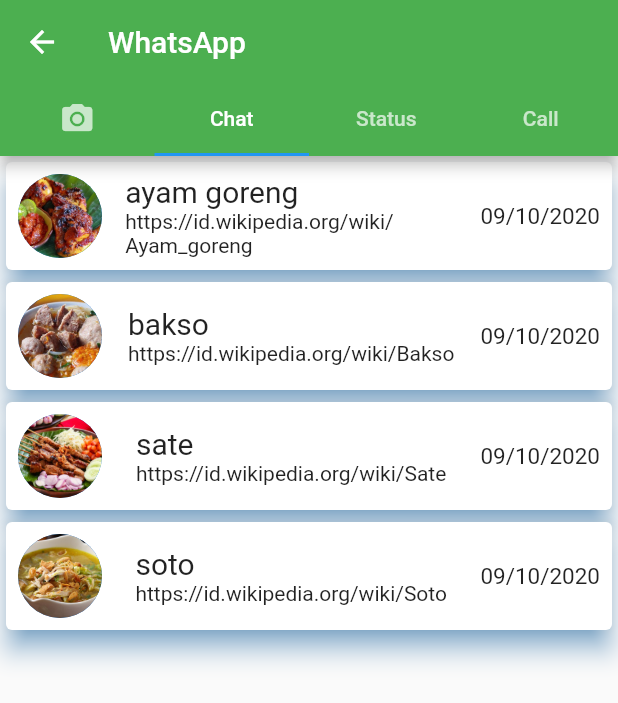
After one commit to isoneday/flutterbasic1, a Flutter app: the WaScreen screen opened directly, tab 2 chosen, on a phone screen of 412 x 824 dp. The commit adds this screen. Shown: the top 703 px of the screen. Run offline on Flutter 3.47's test engine with Material 2 defaults, Android fonts, the phone set to English and light mode, and no system bars; our stand-ins replace shared_preferences, splashscreen; missing offline and left inert: flutter_webview_plugin; accounts and stored records are empty.

Commit message:
add whatsapp

```diff
--- /dev/null
+++ b/lib/data/data_chat.dart
@@ -0,0 +1,20 @@
+import 'package:myfirstapp_flutter/model/model_chat.dart';
+
+class DataChat {
+  static var itemChat = [
+    ModelChat("ayam goreng", "https://id.wikipedia.org/wiki/Ayam_goreng",
+        "09/10/2020", "gambar/ayam.jpg"),
+    ModelChat("bakso", "https://id.wikipedia.org/wiki/Bakso", "09/10/2020",
+        "gambar/bakso.jpg"),
+    ModelChat("sate", "https://id.wikipedia.org/wiki/Sate", "09/10/2020",
+        "gambar/sate.jpg"),
+    ModelChat("soto", "https://id.wikipedia.org/wiki/Soto", "09/10/2020",
+        "gambar/soto.jpg"),
+  ];
+//untuk mengambil total data yang akan ditampilkan
+  static var itemCount = itemChat.length;
+//get item sesuai dengan index
+  static ModelChat getItemMakanan(int index) {
+    return itemChat[index];
+  }
+}
--- /dev/null
+++ b/lib/model/model_chat.dart
@@ -0,0 +1,5 @@
+class ModelChat {
+  String nama, isiPesan, tanggal, gambar;
+
+  ModelChat(this.nama, this.isiPesan, this.tanggal, this.gambar);
+}
--- a/lib/screens/utama_screen.dart
+++ b/lib/screens/utama_screen.dart
@@ -1,6 +1,7 @@
 import 'package:flutter/material.dart';
 import 'package:myfirstapp_flutter/screens/makanan_screen.dart';
 import 'package:myfirstapp_flutter/screens/minuman_screen.dart';
+import 'package:myfirstapp_flutter/screens/wa_screen.dart';
 
 class UtamaScreen extends StatelessWidget {
   @override
@@ -14,9 +15,9 @@
             Flexible(
               child: Row(
                 children: [
-                  tampilanMenu(Colors.green, "gambar/ojol.png", "list minuman",
+                  tampilanMenu(Colors.amber, "gambar/ojol.png", "list minuman",
                       context, MinumanScreen()),
-                  tampilanMenu(Colors.amber, "gambar/ojol.png", "list makanan",
+                  tampilanMenu(Colors.green, "gambar/ojol.png", "list makanan",
                       context, MakananScreen())
                 ],
               ),
@@ -24,9 +25,9 @@
             Flexible(
               child: Row(
                 children: [
-                  tampilanMenu(Colors.amber, "gambar/ojol.png", "list minuman",
-                      context, MinumanScreen()),
-                  tampilanMenu(Colors.green, "gambar/ojol.png", "list makanan",
+                  tampilanMenu(Colors.green, "gambar/ojol.png", "Whatsapp",
+                      context, WaScreen()),
+                  tampilanMenu(Colors.amber, "gambar/ojol.png", "list makanan",
                       context, MakananScreen())
                 ],
               ),
--- /dev/null
+++ b/lib/screens/wa_screen.dart
@@ -0,0 +1,52 @@
+import 'package:flutter/material.dart';
+import 'package:myfirstapp_flutter/ui/ui_chat.dart';
+
+class WaScreen extends StatefulWidget {
+  @override
+  _WaScreenState createState() => _WaScreenState();
+}
+
+class _WaScreenState extends State<WaScreen>
+    with SingleTickerProviderStateMixin {
+  TabController myController;
+  UIWA wa = UIWA();
+  @override
+  void initState() {
+    // TODO: implement initState
+    myController = TabController(length: 4, vsync: this);
+    super.initState();
+  }
+
+  @override
+  Widget build(BuildContext context) {
+    return Scaffold(
+      appBar: AppBar(
+        title: Text("WhatsApp"),
+        backgroundColor: Colors.green,
+        bottom: TabBar(
+            controller: myController,
+            indicatorColor: Colors.blue,
+            tabs: [
+              Tab(
+                icon: Icon(Icons.camera_alt),
+              ),
+              Tab(
+                text: "Chat",
+              ),
+              Tab(
+                text: "Status",
+              ),
+              Tab(
+                text: "Call",
+              ),
+            ]),
+      ),
+      body: TabBarView(controller: myController, children: [
+        Center(child: Icon(Icons.camera_alt)),
+        wa.buidListView(),
+        Center(child: Icon(Icons.camera_alt)),
+        Center(child: Icon(Icons.camera_alt)),
+      ]),
+    );
+  }
+}
--- /dev/null
+++ b/lib/ui/ui_chat.dart
@@ -0,0 +1,65 @@
+import 'package:flutter/material.dart';
+import 'package:myfirstapp_flutter/data/data_chat.dart';
+import 'package:myfirstapp_flutter/model/model_chat.dart';
+
+class UIWA {
+  ListView buidListView() {
+    return ListView.builder(
+        itemCount: DataChat.itemCount,
+        itemBuilder: (context, index) {
+          ModelChat makanan = DataChat.getItemMakanan(index);
+          return InkWell(
+            splashColor: Colors.red,
+            onTap: () {
+              // Navigator.push(
+              //     context,
+              //     MaterialPageRoute(
+              //         builder: (context) => DetailMakanan(
+              //               makanan: makanan,
+              //             )));
+            },
+            child: Card(
+              elevation: 7,
+              shadowColor: Colors.blue,
+              child: Padding(
+                padding: const EdgeInsets.all(8.0),
+                child: Row(
+                  mainAxisAlignment: MainAxisAlignment.spaceBetween,
+                  children: [
+                    Hero(
+                        tag: makanan.nama,
+                        child: CircleAvatar(
+                          backgroundImage: AssetImage(makanan.gambar),
+                          radius: 28,
+                        )),
+                    Flexible(
+                      flex: 2,
+                      child: Column(
+                        crossAxisAlignment: CrossAxisAlignment.start,
+                        children: [
+                          Text(
+                            makanan.nama,
+                            style: TextStyle(fontSize: 20),
+                          ),
+                          Text(
+                            makanan.isiPesan,
+                            style: TextStyle(fontSize: 14),
+                          ),
+                        ],
+                      ),
+                    ),
+                    Flexible(
+                      flex: 1,
+                      child: Text(
+                        makanan.tanggal,
+                        style: TextStyle(fontSize: 15),
+                      ),
+                    ),
+                  ],
+                ),
+              ),
+            ),
+          );
+        });
+  }
+}
```
